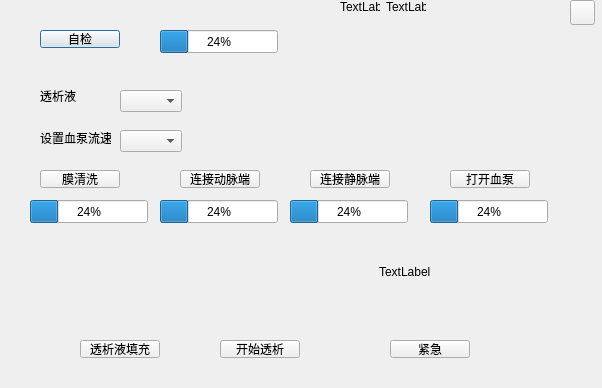
Qt form NICU/hemodialysis_dialog.ui (xxnmt/Qt_ICU) before a commit.
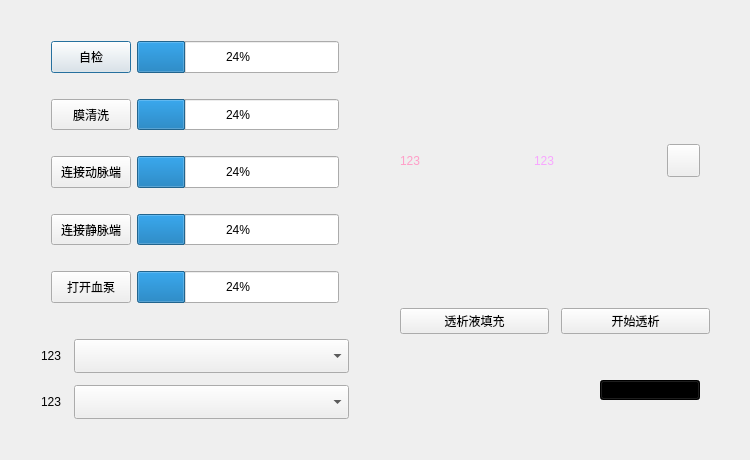
The same form after that commit. Icons and pictures are not drawn.

```diff
--- a/NICU/hemodialysis_dialog.ui
+++ b/NICU/hemodialysis_dialog.ui
@@ -6,297 +6,580 @@
    <rect>
     <x>0</x>
     <y>0</y>
-    <width>602</width>
-    <height>388</height>
+    <width>750</width>
+    <height>460</height>
    </rect>
   </property>
+  <property name="sizePolicy">
+   <sizepolicy hsizetype="Fixed" vsizetype="Fixed">
+    <horstretch>0</horstretch>
+    <verstretch>0</verstretch>
+   </sizepolicy>
+  </property>
+  <property name="minimumSize">
+   <size>
+    <width>0</width>
+    <height>0</height>
+   </size>
+  </property>
   <property name="windowTitle">
    <string>Dialog</string>
   </property>
-  <widget class="QPushButton" name="btn_check">
-   <property name="geometry">
-    <rect>
-     <x>40</x>
-     <y>30</y>
-     <width>80</width>
-     <height>18</height>
-    </rect>
-   </property>
-   <property name="text">
-    <string>自检</string>
-   </property>
-  </widget>
-  <widget class="QPushButton" name="btn_claen">
-   <property name="geometry">
-    <rect>
-     <x>40</x>
-     <y>170</y>
-     <width>80</width>
-     <height>18</height>
-    </rect>
-   </property>
-   <property name="text">
-    <string>膜清洗</string>
-   </property>
-  </widget>
-  <widget class="QPushButton" name="btn_connectD">
-   <property name="geometry">
-    <rect>
-     <x>180</x>
-     <y>170</y>
-     <width>80</width>
-     <height>18</height>
-    </rect>
-   </property>
-   <property name="text">
-    <string>连接动脉端</string>
-   </property>
-  </widget>
-  <widget class="QPushButton" name="btn_connectJ">
-   <property name="geometry">
-    <rect>
-     <x>310</x>
-     <y>170</y>
-     <width>80</width>
-     <height>18</height>
-    </rect>
-   </property>
-   <property name="text">
-    <string>连接静脉端</string>
-   </property>
-  </widget>
-  <widget class="QPushButton" name="btn_open">
-   <property name="geometry">
-    <rect>
-     <x>450</x>
-     <y>170</y>
-     <width>80</width>
-     <height>18</height>
-    </rect>
-   </property>
-   <property name="text">
-    <string>打开血泵</string>
-   </property>
-  </widget>
-  <widget class="QPushButton" name="btn_fill">
-   <property name="geometry">
-    <rect>
-     <x>80</x>
-     <y>340</y>
-     <width>80</width>
-     <height>18</height>
-    </rect>
-   </property>
-   <property name="text">
-    <string>透析液填充</string>
-   </property>
-  </widget>
-  <widget class="QPushButton" name="btn_start">
-   <property name="geometry">
-    <rect>
-     <x>220</x>
-     <y>340</y>
-     <width>80</width>
-     <height>18</height>
-    </rect>
-   </property>
-   <property name="text">
-    <string>开始透析</string>
-   </property>
-  </widget>
-  <widget class="QPushButton" name="btn_emergency">
-   <property name="geometry">
-    <rect>
-     <x>390</x>
-     <y>340</y>
-     <width>80</width>
-     <height>18</height>
-    </rect>
-   </property>
-   <property name="text">
-    <string>紧急</string>
-   </property>
-  </widget>
-  <widget class="QPushButton" name="btn_quit">
-   <property name="geometry">
-    <rect>
-     <x>570</x>
-     <y>0</y>
-     <width>25</width>
-     <height>25</height>
-    </rect>
-   </property>
-   <property name="styleSheet">
-    <string notr="true">border-image: url(:/resource/images/back.png);</string>
-   </property>
-   <property name="text">
-    <string/>
-   </property>
-  </widget>
-  <widget class="QComboBox" name="comboBox">
-   <property name="geometry">
-    <rect>
-     <x>120</x>
-     <y>90</y>
-     <width>62</width>
-     <height>22</height>
-    </rect>
-   </property>
-  </widget>
-  <widget class="QComboBox" name="comboBox_2">
-   <property name="geometry">
-    <rect>
-     <x>120</x>
-     <y>130</y>
-     <width>62</width>
-     <height>22</height>
-    </rect>
-   </property>
-  </widget>
-  <widget class="QProgressBar" name="progressBar_clean">
-   <property name="geometry">
-    <rect>
-     <x>30</x>
-     <y>200</y>
-     <width>118</width>
-     <height>23</height>
-    </rect>
-   </property>
-   <property name="value">
-    <number>24</number>
-   </property>
-  </widget>
-  <widget class="QProgressBar" name="progressBar_D">
-   <property name="geometry">
-    <rect>
-     <x>160</x>
-     <y>200</y>
-     <width>118</width>
-     <height>23</height>
-    </rect>
-   </property>
-   <property name="value">
-    <number>24</number>
-   </property>
-  </widget>
-  <widget class="QProgressBar" name="progressBar_J">
-   <property name="geometry">
-    <rect>
-     <x>290</x>
-     <y>200</y>
-     <width>118</width>
-     <height>23</height>
-    </rect>
-   </property>
-   <property name="value">
-    <number>24</number>
-   </property>
-  </widget>
-  <widget class="QProgressBar" name="progressBar_blood">
-   <property name="geometry">
-    <rect>
-     <x>430</x>
-     <y>200</y>
-     <width>118</width>
-     <height>23</height>
-    </rect>
-   </property>
-   <property name="value">
-    <number>24</number>
-   </property>
-  </widget>
-  <widget class="QProgressBar" name="progressBar_check">
-   <property name="geometry">
-    <rect>
-     <x>160</x>
-     <y>30</y>
-     <width>118</width>
-     <height>23</height>
-    </rect>
-   </property>
-   <property name="value">
-    <number>24</number>
-   </property>
-  </widget>
-  <widget class="QWidget" name="gridLayoutWidget">
-   <property name="geometry">
-    <rect>
-     <x>60</x>
-     <y>230</y>
-     <width>261</width>
-     <height>101</height>
-    </rect>
-   </property>
-   <layout class="QGridLayout" name="gridLayout"/>
-  </widget>
-  <widget class="QLabel" name="label_3">
-   <property name="geometry">
-    <rect>
-     <x>40</x>
-     <y>90</y>
-     <width>40</width>
-     <height>12</height>
-    </rect>
-   </property>
-   <property name="text">
-    <string>透析液</string>
-   </property>
-  </widget>
-  <widget class="QLabel" name="label_4">
-   <property name="geometry">
-    <rect>
-     <x>40</x>
-     <y>130</y>
-     <width>71</width>
-     <height>16</height>
-    </rect>
-   </property>
-   <property name="text">
-    <string>设置血泵流速</string>
-   </property>
-  </widget>
-  <widget class="QLabel" name="lab_e">
-   <property name="geometry">
-    <rect>
-     <x>379</x>
-     <y>231</y>
-     <width>101</width>
-     <height>81</height>
-    </rect>
-   </property>
-   <property name="styleSheet">
-    <string notr="true"/>
-   </property>
-   <property name="text">
-    <string>TextLabel</string>
-   </property>
-  </widget>
-  <widget class="QWidget" name="">
-   <property name="geometry">
-    <rect>
-     <x>340</x>
-     <y>0</y>
-     <width>86</width>
-     <height>14</height>
-    </rect>
-   </property>
-   <layout class="QHBoxLayout" name="horizontalLayout">
-    <item>
-     <widget class="QLabel" name="namelabel">
-      <property name="text">
-       <string>TextLabel</string>
-      </property>
-     </widget>
-    </item>
-    <item>
-     <widget class="QLabel" name="agelabel">
-      <property name="text">
-       <string>TextLabel</string>
-      </property>
-     </widget>
-    </item>
-   </layout>
-  </widget>
+  <layout class="QGridLayout" name="gridLayout_2">
+   <item row="0" column="0">
+    <layout class="QHBoxLayout" name="horizontalLayout" stretch="1,1">
+     <property name="spacing">
+      <number>12</number>
+     </property>
+     <property name="leftMargin">
+      <number>10</number>
+     </property>
+     <property name="topMargin">
+      <number>0</number>
+     </property>
+     <property name="rightMargin">
+      <number>10</number>
+     </property>
+     <property name="bottomMargin">
+      <number>10</number>
+     </property>
+     <item>
+      <widget class="QWidget" name="widget" native="true">
+       <layout class="QVBoxLayout" name="verticalLayout_2" stretch="3,1">
+        <property name="leftMargin">
+         <number>10</number>
+        </property>
+        <property name="topMargin">
+         <number>10</number>
+        </property>
+        <property name="rightMargin">
+         <number>10</number>
+        </property>
+        <property name="bottomMargin">
+         <number>10</number>
+        </property>
+        <item>
+         <layout class="QVBoxLayout" name="verticalLayout">
+          <property name="leftMargin">
+           <number>10</number>
+          </property>
+          <property name="topMargin">
+           <number>10</number>
+          </property>
+          <property name="rightMargin">
+           <number>10</number>
+          </property>
+          <property name="bottomMargin">
+           <number>10</number>
+          </property>
+          <item>
+           <layout class="QHBoxLayout" name="horizontalLayout_2" stretch="1,3">
+            <property name="leftMargin">
+             <number>10</number>
+            </property>
+            <property name="topMargin">
+             <number>10</number>
+            </property>
+            <property name="rightMargin">
+             <number>10</number>
+            </property>
+            <property name="bottomMargin">
+             <number>10</number>
+            </property>
+            <item>
+             <widget class="QPushButton" name="btn_check">
+              <property name="sizePolicy">
+               <sizepolicy hsizetype="Expanding" vsizetype="Expanding">
+                <horstretch>0</horstretch>
+                <verstretch>0</verstretch>
+               </sizepolicy>
+              </property>
+              <property name="text">
+               <string>自检</string>
+              </property>
+             </widget>
+            </item>
+            <item>
+             <widget class="QProgressBar" name="progressBar_check">
+              <property name="sizePolicy">
+               <sizepolicy hsizetype="Expanding" vsizetype="Expanding">
+                <horstretch>0</horstretch>
+                <verstretch>0</verstretch>
+               </sizepolicy>
+              </property>
+              <property name="value">
+               <number>24</number>
+              </property>
+             </widget>
+            </item>
+           </layout>
+          </item>
+          <item>
+           <layout class="QHBoxLayout" name="horizontalLayout_8" stretch="1,3">
+            <property name="leftMargin">
+             <number>10</number>
+            </property>
+            <property name="topMargin">
+             <number>10</number>
+            </property>
+            <property name="rightMargin">
+             <number>10</number>
+            </property>
+            <property name="bottomMargin">
+             <number>10</number>
+            </property>
+            <item>
+             <widget class="QPushButton" name="btn_claen">
+              <property name="sizePolicy">
+               <sizepolicy hsizetype="Expanding" vsizetype="Expanding">
+                <horstretch>0</horstretch>
+                <verstretch>0</verstretch>
+               </sizepolicy>
+              </property>
+              <property name="text">
+               <string>膜清洗</string>
+              </property>
+             </widget>
+            </item>
+            <item>
+             <widget class="QProgressBar" name="progressBar_clean">
+              <property name="sizePolicy">
+               <sizepolicy hsizetype="Expanding" vsizetype="Expanding">
+                <horstretch>0</horstretch>
+                <verstretch>0</verstretch>
+               </sizepolicy>
+              </property>
+              <property name="value">
+               <number>24</number>
+              </property>
+             </widget>
+            </item>
+           </layout>
+          </item>
+          <item>
+           <layout class="QHBoxLayout" name="horizontalLayout_9" stretch="1,3">
+            <property name="leftMargin">
+             <number>10</number>
+            </property>
+            <property name="topMargin">
+             <number>10</number>
+            </property>
+            <property name="rightMargin">
+             <number>10</number>
+            </property>
+            <property name="bottomMargin">
+             <number>10</number>
+            </property>
+            <item>
+             <widget class="QPushButton" name="btn_connectD">
+              <property name="sizePolicy">
+               <sizepolicy hsizetype="Expanding" vsizetype="Expanding">
+                <horstretch>0</horstretch>
+                <verstretch>0</verstretch>
+               </sizepolicy>
+              </property>
+              <property name="text">
+               <string>连接动脉端</string>
+              </property>
+             </widget>
+            </item>
+            <item>
+             <widget class="QProgressBar" name="progressBar_D">
+              <property name="sizePolicy">
+               <sizepolicy hsizetype="Expanding" vsizetype="Expanding">
+                <horstretch>0</horstretch>
+                <verstretch>0</verstretch>
+               </sizepolicy>
+              </property>
+              <property name="value">
+               <number>24</number>
+              </property>
+             </widget>
+            </item>
+           </layout>
+          </item>
+          <item>
+           <layout class="QHBoxLayout" name="horizontalLayout_10" stretch="1,3">
+            <property name="leftMargin">
+             <number>10</number>
+            </property>
+            <property name="topMargin">
+             <number>10</number>
+            </property>
+            <property name="rightMargin">
+             <number>10</number>
+            </property>
+            <property name="bottomMargin">
+             <number>10</number>
+            </property>
+            <item>
+             <widget class="QPushButton" name="btn_connectJ">
+              <property name="sizePolicy">
+               <sizepolicy hsizetype="Expanding" vsizetype="Expanding">
+                <horstretch>0</horstretch>
+                <verstretch>0</verstretch>
+               </sizepolicy>
+              </property>
+              <property name="text">
+               <string>连接静脉端</string>
+              </property>
+             </widget>
+            </item>
+            <item>
+             <widget class="QProgressBar" name="progressBar_J">
+              <property name="sizePolicy">
+               <sizepolicy hsizetype="Expanding" vsizetype="Expanding">
+                <horstretch>0</horstretch>
+                <verstretch>0</verstretch>
+               </sizepolicy>
+              </property>
+              <property name="value">
+               <number>24</number>
+              </property>
+             </widget>
+            </item>
+           </layout>
+          </item>
+          <item>
+           <layout class="QHBoxLayout" name="horizontalLayout_11" stretch="1,3">
+            <property name="leftMargin">
+             <number>10</number>
+            </property>
+            <property name="topMargin">
+             <number>10</number>
+            </property>
+            <property name="rightMargin">
+             <number>10</number>
+            </property>
+            <property name="bottomMargin">
+             <number>10</number>
+            </property>
+            <item>
+             <widget class="QPushButton" name="btn_open">
+              <property name="sizePolicy">
+               <sizepolicy hsizetype="Expanding" vsizetype="Expanding">
+                <horstretch>0</horstretch>
+                <verstretch>0</verstretch>
+               </sizepolicy>
+              </property>
+              <property name="text">
+               <string>打开血泵</string>
+              </property>
+             </widget>
+            </item>
+            <item>
+             <widget class="QProgressBar" name="progressBar_blood">
+              <property name="sizePolicy">
+               <sizepolicy hsizetype="Expanding" vsizetype="Expanding">
+                <horstretch>0</horstretch>
+                <verstretch>0</verstretch>
+               </sizepolicy>
+              </property>
+              <property name="value">
+               <number>24</number>
+              </property>
+             </widget>
+            </item>
+           </layout>
+          </item>
+         </layout>
+        </item>
+        <item>
+         <layout class="QFormLayout" name="formLayout">
+          <property name="horizontalSpacing">
+           <number>12</number>
+          </property>
+          <property name="verticalSpacing">
+           <number>12</number>
+          </property>
+          <property name="leftMargin">
+           <number>10</number>
+          </property>
+          <property name="topMargin">
+           <number>10</number>
+          </property>
+          <property name="rightMargin">
+           <number>10</number>
+          </property>
+          <property name="bottomMargin">
+           <number>10</number>
+          </property>
+          <item row="0" column="0">
+           <widget class="QLabel" name="label_3">
+            <property name="sizePolicy">
+             <sizepolicy hsizetype="Expanding" vsizetype="Expanding">
+              <horstretch>0</horstretch>
+              <verstretch>0</verstretch>
+             </sizepolicy>
+            </property>
+            <property name="text">
+             <string>123</string>
+            </property>
+           </widget>
+          </item>
+          <item row="0" column="1">
+           <widget class="QComboBox" name="comboBox">
+            <property name="sizePolicy">
+             <sizepolicy hsizetype="Expanding" vsizetype="Expanding">
+              <horstretch>0</horstretch>
+              <verstretch>0</verstretch>
+             </sizepolicy>
+            </property>
+           </widget>
+          </item>
+          <item row="1" column="0">
+           <widget class="QLabel" name="label_4">
+            <property name="sizePolicy">
+             <sizepolicy hsizetype="Expanding" vsizetype="Expanding">
+              <horstretch>0</horstretch>
+              <verstretch>0</verstretch>
+             </sizepolicy>
+            </property>
+            <property name="text">
+             <string>123</string>
+            </property>
+           </widget>
+          </item>
+          <item row="1" column="1">
+           <widget class="QComboBox" name="comboBox_2">
+            <property name="sizePolicy">
+             <sizepolicy hsizetype="Expanding" vsizetype="Expanding">
+              <horstretch>0</horstretch>
+              <verstretch>0</verstretch>
+             </sizepolicy>
+            </property>
+           </widget>
+          </item>
+         </layout>
+        </item>
+       </layout>
+      </widget>
+     </item>
+     <item>
+      <widget class="QWidget" name="widget_2" native="true">
+       <layout class="QVBoxLayout" name="verticalLayout_7" stretch="1,2">
+        <item>
+         <layout class="QVBoxLayout" name="verticalLayout_6" stretch="1,4,1">
+          <property name="leftMargin">
+           <number>10</number>
+          </property>
+          <property name="topMargin">
+           <number>0</number>
+          </property>
+          <property name="rightMargin">
+           <number>10</number>
+          </property>
+          <property name="bottomMargin">
+           <number>10</number>
+          </property>
+          <item>
+           <layout class="QHBoxLayout" name="horizontalLayout_4">
+            <property name="rightMargin">
+             <number>10</number>
+            </property>
+            <item>
+             <layout class="QHBoxLayout" name="horizontalLayout_3">
+              <item>
+               <widget class="QLabel" name="namelabel">
+                <property name="sizePolicy">
+                 <sizepolicy hsizetype="Expanding" vsizetype="Expanding">
+                  <horstretch>0</horstretch>
+                  <verstretch>0</verstretch>
+                 </sizepolicy>
+                </property>
+                <property name="styleSheet">
+                 <string notr="true">font: 14pt &quot;Microsoft YaHei UI&quot;;
+color: rgb(255, 158, 200);
+</string>
+                </property>
+                <property name="text">
+                 <string>123</string>
+                </property>
+               </widget>
+              </item>
+              <item>
+               <widget class="QLabel" name="agelabel">
+                <property name="sizePolicy">
+                 <sizepolicy hsizetype="Expanding" vsizetype="Expanding">
+                  <horstretch>0</horstretch>
+                  <verstretch>0</verstretch>
+                 </sizepolicy>
+                </property>
+                <property name="styleSheet">
+                 <string notr="true">font: 14pt &quot;Microsoft YaHei UI&quot;;
+color: rgb(248, 166, 255);</string>
+                </property>
+                <property name="text">
+                 <string>123</string>
+                </property>
+               </widget>
+              </item>
+             </layout>
+            </item>
+            <item>
+             <widget class="QPushButton" name="btn_quit">
+              <property name="sizePolicy">
+               <sizepolicy hsizetype="Fixed" vsizetype="Fixed">
+                <horstretch>0</horstretch>
+                <verstretch>0</verstretch>
+               </sizepolicy>
+              </property>
+              <property name="styleSheet">
+               <string notr="true">border-image: url(:/resource/images/back.png);
+width:25px;
+height:25px;
+</string>
+              </property>
+              <property name="text">
+               <string/>
+              </property>
+             </widget>
+            </item>
+           </layout>
+          </item>
+          <item>
+           <layout class="QHBoxLayout" name="horizontalLayout_5">
+            <item>
+             <layout class="QGridLayout" name="gridLayout"/>
+            </item>
+           </layout>
+          </item>
+          <item>
+           <layout class="QHBoxLayout" name="horizontalLayout_6" stretch="1,1">
+            <property name="spacing">
+             <number>12</number>
+            </property>
+            <property name="leftMargin">
+             <number>0</number>
+            </property>
+            <property name="topMargin">
+             <number>0</number>
+            </property>
+            <property name="rightMargin">
+             <number>0</number>
+            </property>
+            <property name="bottomMargin">
+             <number>0</number>
+            </property>
+            <item>
+             <widget class="QPushButton" name="btn_fill">
+              <property name="sizePolicy">
+               <sizepolicy hsizetype="Expanding" vsizetype="Fixed">
+                <horstretch>0</horstretch>
+                <verstretch>0</verstretch>
+               </sizepolicy>
+              </property>
+              <property name="text">
+               <string>透析液填充</string>
+              </property>
+             </widget>
+            </item>
+            <item>
+             <widget class="QPushButton" name="btn_start">
+              <property name="sizePolicy">
+               <sizepolicy hsizetype="Expanding" vsizetype="Fixed">
+                <horstretch>0</horstretch>
+                <verstretch>0</verstretch>
+               </sizepolicy>
+              </property>
+              <property name="text">
+               <string>开始透析</string>
+              </property>
+             </widget>
+            </item>
+           </layout>
+          </item>
+         </layout>
+        </item>
+        <item>
+         <layout class="QVBoxLayout" name="verticalLayout_8" stretch="2">
+          <property name="spacing">
+           <number>12</number>
+          </property>
+          <property name="leftMargin">
+           <number>10</number>
+          </property>
+          <property name="topMargin">
+           <number>10</number>
+          </property>
+          <property name="rightMargin">
+           <number>10</number>
+          </property>
+          <property name="bottomMargin">
+           <number>10</number>
+          </property>
+          <item>
+           <layout class="QHBoxLayout" name="horizontalLayout_7" stretch="4,1">
+            <property name="spacing">
+             <number>12</number>
+            </property>
+            <property name="leftMargin">
+             <number>10</number>
+            </property>
+            <property name="topMargin">
+             <number>10</number>
+            </property>
+            <property name="rightMargin">
+             <number>10</number>
+            </property>
+            <property name="bottomMargin">
+             <number>10</number>
+            </property>
+            <item>
+             <widget class="QLabel" name="lab_e">
+              <property name="sizePolicy">
+               <sizepolicy hsizetype="Minimum" vsizetype="Minimum">
+                <horstretch>0</horstretch>
+                <verstretch>0</verstretch>
+               </sizepolicy>
+              </property>
+              <property name="minimumSize">
+               <size>
+                <width>40</width>
+                <height>40</height>
+               </size>
+              </property>
+              <property name="styleSheet">
+               <string notr="true"/>
+              </property>
+              <property name="text">
+               <string/>
+              </property>
+             </widget>
+            </item>
+            <item>
+             <widget class="QPushButton" name="btn_emergency">
+              <property name="sizePolicy">
+               <sizepolicy hsizetype="Expanding" vsizetype="Expanding">
+                <horstretch>0</horstretch>
+                <verstretch>0</verstretch>
+               </sizepolicy>
+              </property>
+              <property name="maximumSize">
+               <size>
+                <width>100</width>
+                <height>20</height>
+               </size>
+              </property>
+              <property name="styleSheet">
+               <string notr="true">width:100px;
+background-color: rgb(0, 0, 0);</string>
+              </property>
+              <property name="text">
+               <string>紧急</string>
+              </property>
+             </widget>
+            </item>
+           </layout>
+          </item>
+         </layout>
+        </item>
+       </layout>
+      </widget>
+     </item>
+    </layout>
+   </item>
+  </layout>
  </widget>
  <resources/>
  <connections/>
```
